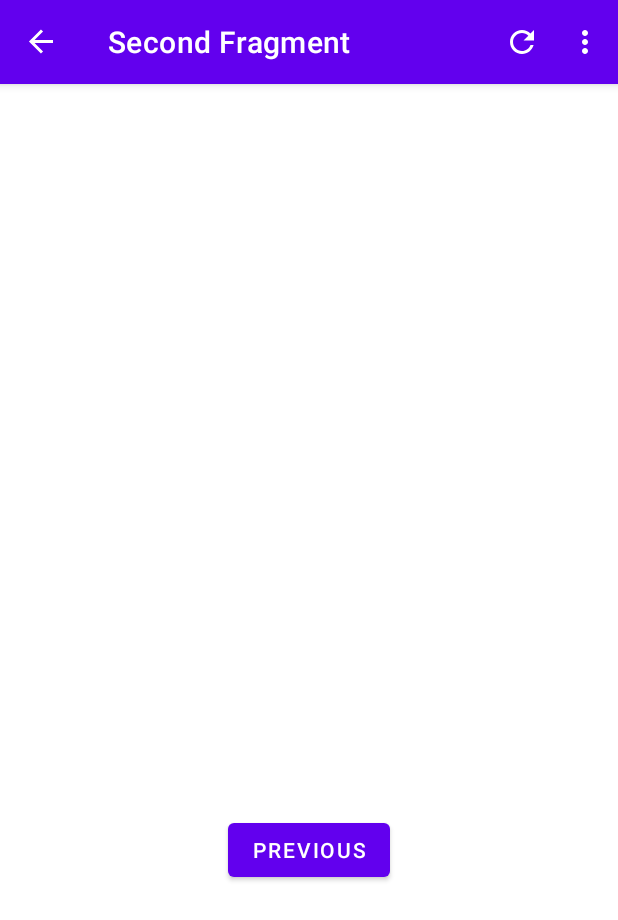
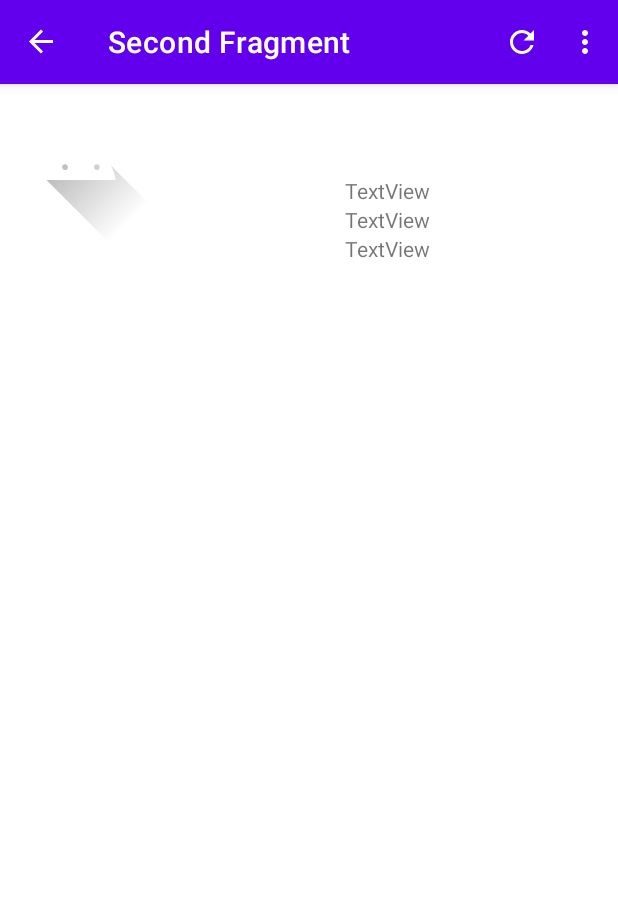
Before and after one commit to davidrius/Pokemon, an Android app: the SecondFragment screen opened through its navigation route, on a phone screen of 412 x 824 dp. Shown: the top 920 px of the screen. Run offline under Robolectric (Android 15) with nearby library versions, the phone set to English and light mode, and no system bars; our stand-ins replace navigation-ui; pictures from the network do not load; 4 statements that could not run were skipped.

Commit message:
Mostrando Imagen 4

```diff
--- a/app/src/main/java/com/david/pokemon/Pokemon.java
+++ b/app/src/main/java/com/david/pokemon/Pokemon.java
@@ -1,6 +1,8 @@
 package com.david.pokemon;
 
-public class Pokemon {
+import java.io.Serializable;
+
+public class Pokemon implements Serializable {
 
     //POJO --> Guardar objetos JSON
 
--- a/app/src/main/java/com/david/pokemon/SecondFragment.java
+++ b/app/src/main/java/com/david/pokemon/SecondFragment.java
@@ -9,6 +9,7 @@ import androidx.annotation.NonNull;
 import androidx.fragment.app.Fragment;
 import androidx.navigation.fragment.NavHostFragment;
 
+import com.bumptech.glide.Glide;
 import com.david.pokemon.databinding.FragmentSecondBinding;
 
 public class SecondFragment extends Fragment {
@@ -29,13 +30,30 @@ public class SecondFragment extends Fragment {
     public void onViewCreated(@NonNull View view, Bundle savedInstanceState) {
         super.onViewCreated(view, savedInstanceState);
 
-        binding.buttonSecond.setOnClickListener(new View.OnClickListener() {
-            @Override
-            public void onClick(View view) {
-                NavHostFragment.findNavController(SecondFragment.this)
-                        .navigate(R.id.action_SecondFragment_to_FirstFragment);
-            }
-        });
+        //Obtenemos los datos del bundle del firstFragment
+
+        Bundle datos = getArguments();
+
+        //Comprobamos que en el bundle tengamos los datos del primer fragmento
+
+        if(datos != null){
+
+            //le pasamos al objeto Pokemon los datos del primer fragment
+
+            Pokemon pokemon = (Pokemon) datos.getSerializable("item");
+
+            //mostramos el nombre, altura y peso que hemos obtenido del bundle
+
+            binding.txtNombreDetalle.setText(pokemon.getName());
+            binding.txtAlturaDetalle.setText(String.valueOf(pokemon.getHeight()));
+            binding.txtPesoDetalle.setText(String.valueOf(pokemon.getWeight()));
+
+            //mostramos la imagen
+
+            Glide.with(getContext()).load(pokemon.getImage()).into(binding.ivPokemon)
+
+        }
+
     }
 
     @Override
--- a/app/src/main/res/layout/fragment_second.xml
+++ b/app/src/main/res/layout/fragment_second.xml
@@ -10,18 +10,43 @@
         android:id="@+id/textview_second"
         android:layout_width="wrap_content"
         android:layout_height="wrap_content"
-        app:layout_constraintBottom_toTopOf="@id/button_second"
         app:layout_constraintEnd_toEndOf="parent"
         app:layout_constraintStart_toStartOf="parent"
         app:layout_constraintTop_toTopOf="parent" />
 
-    <Button
-        android:id="@+id/button_second"
+    <ImageView
+        android:id="@+id/imageView"
         android:layout_width="wrap_content"
         android:layout_height="wrap_content"
-        android:text="@string/previous"
+        android:src="@drawable/ic_launcher_foreground"
+        app:layout_constraintStart_toStartOf="parent"
+        app:layout_constraintTop_toTopOf="parent" />
+
+    <TextView
+        android:id="@+id/txtNombreDetalle"
+        android:layout_width="wrap_content"
+        android:layout_height="wrap_content"
+        android:text="TextView"
         app:layout_constraintBottom_toBottomOf="parent"
         app:layout_constraintEnd_toEndOf="parent"
-        app:layout_constraintStart_toStartOf="parent"
-        app:layout_constraintTop_toBottomOf="@id/textview_second" />
+        app:layout_constraintHorizontal_bias="0.493"
+        app:layout_constraintStart_toEndOf="@+id/imageView"
+        app:layout_constraintTop_toTopOf="parent"
+        app:layout_constraintVertical_bias="0.082" />
+
+    <TextView
+        android:id="@+id/txtAlturaDetalle"
+        android:layout_width="wrap_content"
+        android:layout_height="wrap_content"
+        android:text="TextView"
+        app:layout_constraintStart_toStartOf="@+id/txtNombreDetalle"
+        app:layout_constraintTop_toBottomOf="@+id/txtNombreDetalle" />
+
+    <TextView
+        android:id="@+id/txtPesoDetalle"
+        android:layout_width="wrap_content"
+        android:layout_height="wrap_content"
+        android:text="TextView"
+        app:layout_constraintStart_toStartOf="@+id/txtAlturaDetalle"
+        app:layout_constraintTop_toBottomOf="@+id/txtAlturaDetalle" />
 </androidx.constraintlayout.widget.ConstraintLayout>
--- a/app/src/main/res/xml/root_preferences.xml
+++ b/app/src/main/res/xml/root_preferences.xml
@@ -4,6 +4,7 @@
     <PreferenceCategory app:title="Pokemons">
 
         <EditTextPreference
+            app:defaultValue="Agua"
             app:key="Tipos"
             app:title="Tipos"
             app:useSimpleSummaryProvider="false" />
```
Also changed, not shown: app/src/main/java/com/david/pokemon/FirstFragment.java (+20 -1 lines).
